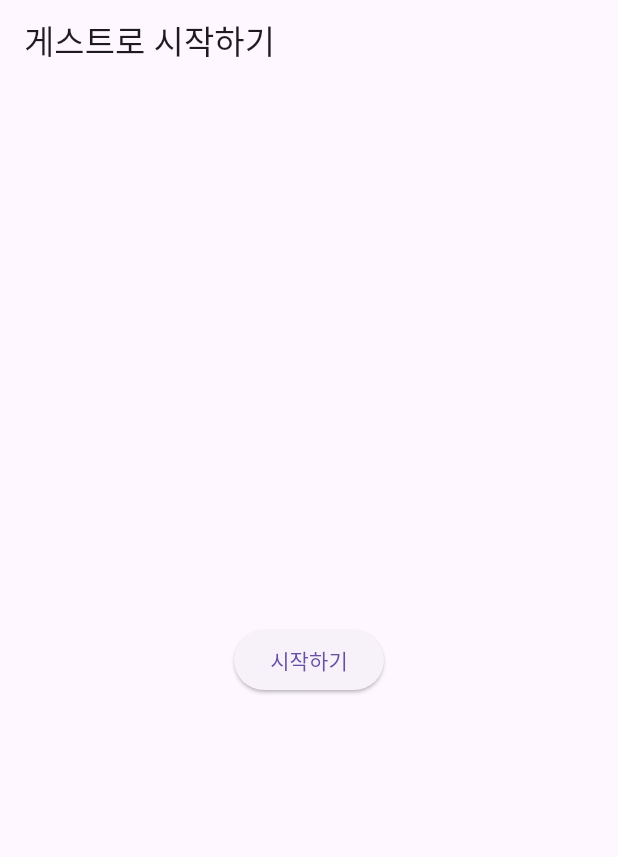
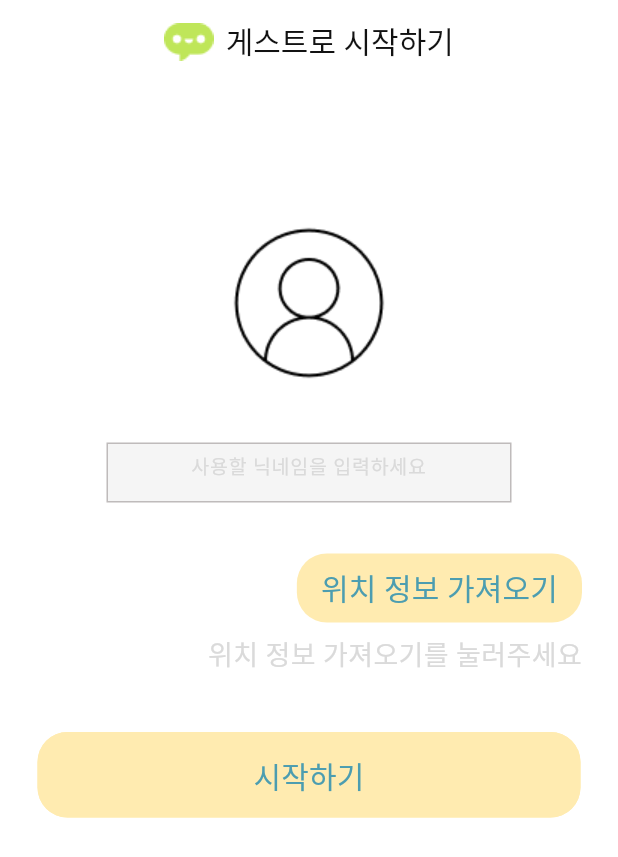
Before and after one commit to seoyeon-haru/flutter_dongneon_app, a Flutter app: the screen it shows after launch, on a phone screen of 412 x 824 dp. Shown: the top 857 px of the screen. Run offline on Flutter 3.47's test engine with Material 3 defaults, Android fonts, the phone set to English and light mode, and no system bars; Roboto replaces fonts that are missing (Jua).

Commit message:
feat: 로그인 UI 완료

```diff
--- a/lib/screens/login/login_page.dart
+++ b/lib/screens/login/login_page.dart
@@ -1,27 +1,170 @@
 import 'package:flutter/material.dart';
 import '../chat/chat_page.dart';
 import '../../models/user_state.dart';
+import '../../utils/app_theme.dart';
 
-class LoginPage extends StatelessWidget {
+class LoginPage extends StatefulWidget {
   const LoginPage({super.key});
+
+  @override
+  State<LoginPage> createState() => _LoginPageState();
+}
+
+class _LoginPageState extends State<LoginPage> {
+  final TextEditingController _senderController = TextEditingController();
+  String locationAddress = ''; // 위치 주소 변수
+
+  @override
+  void dispose() {
+    _senderController.dispose();
+    super.dispose();
+  }
 
   @override
   Widget build(BuildContext context) {
     return Scaffold(
+      backgroundColor: Colors.white,
       appBar: AppBar(
-        title: const Text('게스트로 시작하기'),
+        title: Row(
+          mainAxisSize: MainAxisSize.min,
+          children: [
+            Image.asset(
+              'assets/ic_appbar.png',
+              width: 33,
+              height: 25,
             ),
-      body: Center(
+            const SizedBox(width: 8),
+            const Text(
+              '게스트로 시작하기',
+              style: AppTextStyles.appBarTitle,
+            ),
+          ],
+        ),
+        backgroundColor: Colors.white,
+        foregroundColor: Colors.black,
+        elevation: 0,
+        centerTitle: true,
+      ),
+      body: Padding(
+        padding: const EdgeInsets.symmetric(horizontal: 24.0),
+        child: Column(
+          children: [
+            const SizedBox(height: 88),
+            GestureDetector(
+              onTap: () {
+                //[TODO] 프로필 이미지 선택 로직 추가 필요 : 동동동세진님
+              },
+              child: SizedBox(
+                width: 116,
+                height: 116,
+                child: Image.asset(
+                  'assets/ic_person.png',
+                ),
+              ),
+            ),
+            const SizedBox(height: 35),
+            // 닉네임 입력 필드-----------------------------------------
+            Container(
+              height: 40,
+              width: 270,
+              decoration: BoxDecoration(
+                color: const Color(0xFFF5F5F5),
+                border: Border.all(
+                    color: Color(0xFF877F7F).withOpacity(0.49), width: 1),
+              ),
+              child: TextField(
+                controller: _senderController,
+                textAlign: TextAlign.center,
+                decoration: const InputDecoration(
+                  hintText: '사용할 닉네임을 입력하세요',
+                  hintStyle: AppTextStyles.placeHolderText,
+                  border: InputBorder.none,
+                  contentPadding: EdgeInsets.symmetric(
+                    horizontal: 16,
+                    vertical: 14,
+                  ),
+                  alignLabelWithHint: true,
+                  hintTextDirection: TextDirection.ltr,
+                ),
+              ),
+            ),
+            const SizedBox(height: 34),
+            // 위치 정보 가져오기 버튼-----------------------------------------
+            Align(
+              alignment: Alignment.centerRight,
+              child: Container(
+                padding: const EdgeInsets.symmetric(
+                  horizontal: 16,
+                  vertical: 8,
+                ),
+                decoration: BoxDecoration(
+                  color: AppColors.secondary,
+                  borderRadius: BorderRadius.circular(20),
+                ),
+                child: TextButton(
+                  onPressed: () {
+                    //[TODO] 위치 정보 가져오기 로직 추가 필요
+                  },
+                  style: TextButton.styleFrom(
+                    padding: EdgeInsets.zero,
+                    minimumSize: Size.zero,
+                    tapTargetSize: MaterialTapTargetSize.shrinkWrap,
+                  ),
+                  child: const Text(
+                    '위치 정보 가져오기',
+                    style: AppTextStyles.tealText20,
+                  ),
+                ),
+              ),
+            ),
+            const SizedBox(height: 8),
+            // 위치 주소 텍스트-----------------------------------------
+            Align(
+              alignment: Alignment.centerRight,
+              child: Text(
+                locationAddress.isEmpty ? '위치 정보 가져오기를 눌러주세요' : locationAddress,
+                style: locationAddress.isEmpty
+                    ? AppTextStyles.greyText18
+                    : AppTextStyles.brownText18,
+              ),
+            ),
+            const SizedBox(height: 38),
+            // 시작하기 버튼-----------------------------------------
+            Container(
+              width: 362,
+              height: 57,
+              decoration: BoxDecoration(
+                color: AppColors.secondary,
+                borderRadius: BorderRadius.circular(20),
+              ),
               child: ElevatedButton(
                 onPressed: () {
                   Navigator.push(
                     context,
                     MaterialPageRoute(
-                builder: (context) => ChatPage(userState: UserState()),
+                      builder: (context) => ChatPage(
+                        userState: UserState(sender: _senderController.text),
+                      ),
                     ),
                   );
                 },
-          child: Text('시작하기'),
+                style: ElevatedButton.styleFrom(
+                  backgroundColor: AppColors.secondary,
+                  foregroundColor: AppColors.black,
+                  elevation: 0,
+                  shadowColor: Colors.transparent,
+                  shape: RoundedRectangleBorder(
+                    borderRadius: BorderRadius.circular(20),
+                  ),
+                ),
+                child: const Text(
+                  '시작하기',
+                  style: AppTextStyles.tealText20,
+                ),
+              ),
+            ),
+            const SizedBox(height: 40),
+          ],
         ),
       ),
     );
```
Lines whose indentation alone changed are shown as unchanged.
